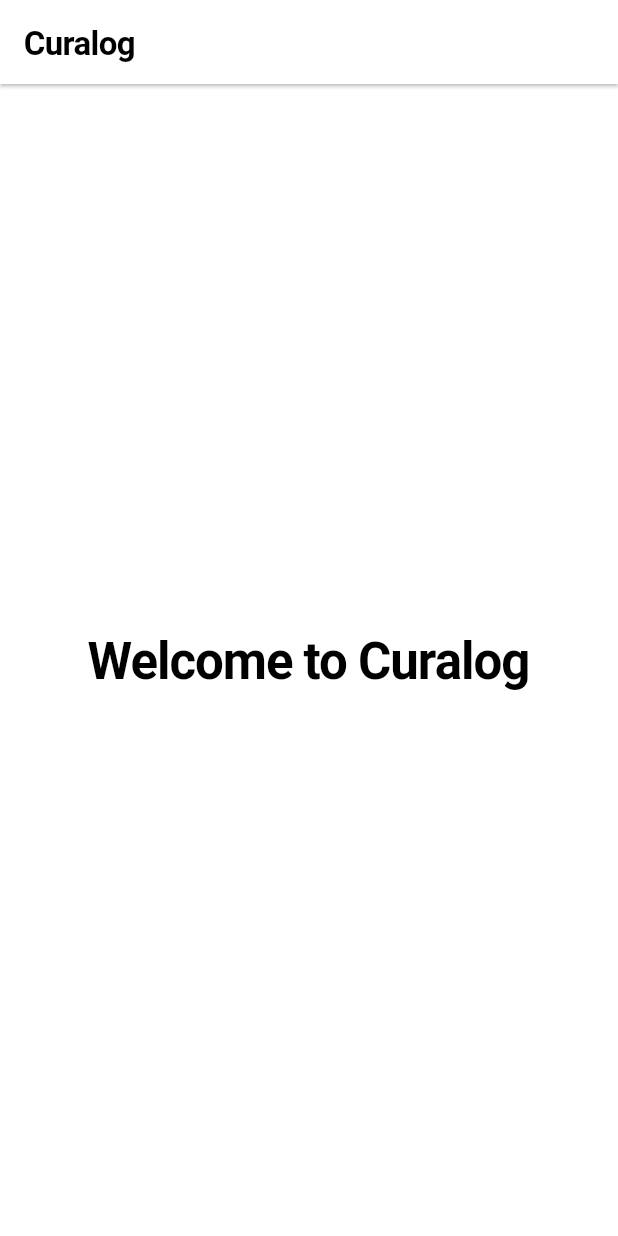
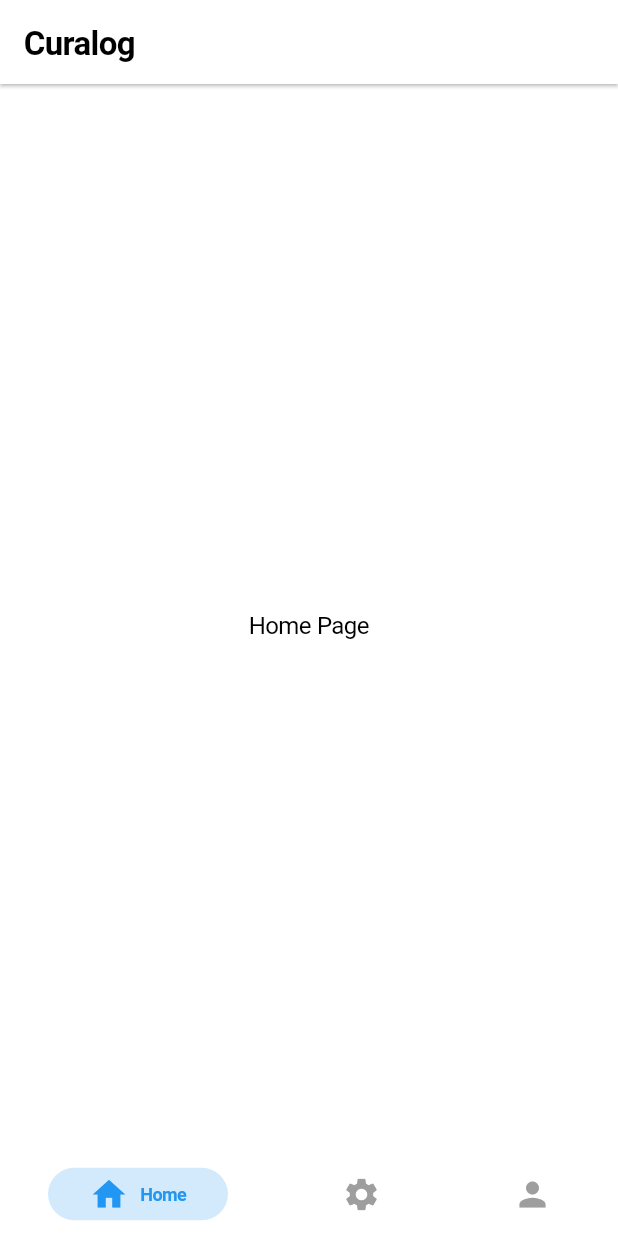
Before and after one commit to dakshvasudev/Curalog, a Flutter app: the screen it shows after launch, on a phone screen of 412 x 824 dp. Run offline on Flutter 3.47's test engine with Material 3 defaults, Android fonts, the phone set to English and light mode, and no system bars; drawn by our look-alikes of persistent_bottom_nav_bar; our stand-ins replace google_fonts.

```diff
--- a/lib/components/adaptive_app_bar.dart
+++ b/lib/components/adaptive_app_bar.dart
@@ -23,7 +23,7 @@ class AdaptiveAppBar extends StatelessWidget {
   final Border? border;
 
   const AdaptiveAppBar(
-      {Key? key,
+      {super.key,
       this.title,
       this.trailing,
       this.automaticallyImplyLeading = true,
@@ -33,8 +33,7 @@ class AdaptiveAppBar extends StatelessWidget {
       this.leading,
       this.bottom,
       this.elevation,
-      this.border = _kDefaultNavBarBorder})
-      : super(key: key);
+      this.border = _kDefaultNavBarBorder});
 
   CupertinoNavigationBar getCupertinoBar() {
     return cupertinoNavigationBar ??
--- a/lib/components/adaptive_page_scaffold.dart
+++ b/lib/components/adaptive_page_scaffold.dart
@@ -29,8 +29,8 @@ class AdaptivePageScaffold extends StatelessWidget {
     this.floatingActionButton,
     this.previousPageTitle = 'Back',
     required this.body,
-    Key? key,
-  }) : super(key: key);
+    super.key,
+  });
 
   @override
   Widget build(BuildContext context) {
--- a/lib/main.dart
+++ b/lib/main.dart
@@ -3,6 +3,7 @@ import 'package:curalog/config/theme/placebo_colors.dart';
 import 'package:curalog/config/theme/placebo_typography.dart';
 import 'package:curalog/config/theme/theme.dart';
 import 'package:flutter/material.dart';
+import 'package:persistent_bottom_nav_bar/persistent_tab_view.dart';
 
 void main() {
   runApp(const MyApp());
@@ -37,14 +38,88 @@ class MyHomePage extends StatefulWidget {
 class _MyHomePageState extends State<MyHomePage> {
   @override
   Widget build(BuildContext context) {
-    return AdaptivePageScaffold(
-      title: const Text('Curalog'),
-      body: Center(
-        child: Text(
-          'Welcome to Curalog',
-          style: typography(context).largeTitle,
-        ),
-      ),
+    return const AdaptivePageScaffold(
+      title: Text('Curalog'),
+      body: BottomNavBar()
     );
   }
 }
+
+class BottomNavBar extends StatelessWidget {
+  const BottomNavBar({super.key});
+
+  @override
+  Widget build(BuildContext context) {
+    List<Widget> buildScreens() {
+        return [
+          // Replace with the actual widgets for your pages ------------------------------------------------------------------------------------------------
+          const Center(child: Text('Home Page')),
+          const Center(child: Text('Second Page')),
+          const Center(child: Text('Third Page')),
+
+          // HomeScreen(),
+          // SecondScreen(),
+          // ThirdScreen(),
+        ];
+    }
+
+    List<PersistentBottomNavBarItem> navBarsItems() {
+        return [
+            PersistentBottomNavBarItem(
+                icon: const Icon(Icons.home),
+                title: ("Home"),
+                activeColorPrimary: Colors.blue,
+                inactiveColorPrimary: Colors.grey,
+            ),
+            PersistentBottomNavBarItem(
+                icon: const Icon(Icons.settings),
+                title: ("Settings"),
+                activeColorPrimary: Colors.blue,
+                inactiveColorPrimary: Colors.grey,
+            ),
+            PersistentBottomNavBarItem(
+                icon: const Icon(Icons.person),
+                title: ("Profile"),
+                activeColorPrimary: Colors.blue,
+                inactiveColorPrimary: Colors.grey,
+            ),
+
+        ];
+    }
+
+    PersistentTabController controller;
+
+    controller = PersistentTabController(initialIndex: 0);
+
+    return PersistentTabView(
+        context,
+        controller: controller,
+        screens: buildScreens(),
+        items: navBarsItems(),
+        confineInSafeArea: true,
+        backgroundColor: Colors.white, // Default is Colors.white.
+        handleAndroidBackButtonPress: true, // Default is true.
+        resizeToAvoidBottomInset: true, // This needs to be true if you want to move up the screen when keyboard appears. Default is true.
+        stateManagement: true, // Default is true.
+        hideNavigationBarWhenKeyboardShows: true, // Recommended to set 'resizeToAvoidBottomInset' as true while using this argument. Default is true.
+        decoration: NavBarDecoration(
+          borderRadius: BorderRadius.circular(10.0),
+          colorBehindNavBar: Colors.white,
+        ),
+        popAllScreensOnTapOfSelectedTab: true,
+        popActionScreens: PopActionScreensType.all,
+        itemAnimationProperties: const ItemAnimationProperties( // Navigation Bar's items animation properties.
+          duration: Duration(milliseconds: 200),
+          curve: Curves.ease,
+        ),
+        screenTransitionAnimation: const ScreenTransitionAnimation( // Screen transition animation on change of selected tab.
+          animateTabTransition: true,
+          curve: Curves.ease,
+          duration: Duration(milliseconds: 200),
+        ),
+        navBarStyle: NavBarStyle.style1, // Choose the nav bar style with this property. ----------------------------------------------------------------
+        //there are many style given in the documentation https://pub.dev/packages/persistent_bottom_nav_bar change the .style1 according to your needs
+        //for example style15, style16 etc.
+    );
+  }
+}
--- a/pubspec.yaml
+++ b/pubspec.yaml
@@ -36,6 +36,7 @@ dependencies:
   # Use with the CupertinoIcons class for iOS style icons.
   cupertino_icons: ^1.0.6
   google_fonts: ^6.2.1
+  persistent_bottom_nav_bar: ^5.0.2
 
 dev_dependencies:
   flutter_test:
```
Also changed, not shown: pubspec.lock.
